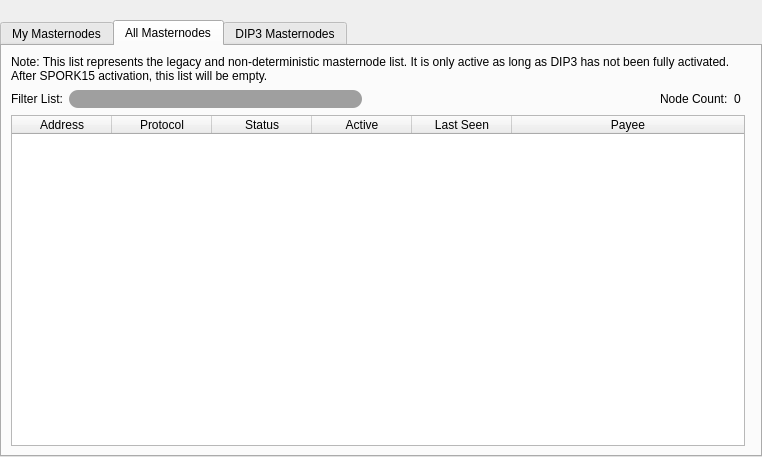
The window that src/qt/forms/masternodelist.ui (CryptoMx/PAC) describes before a commit, drawn with Qt 5.
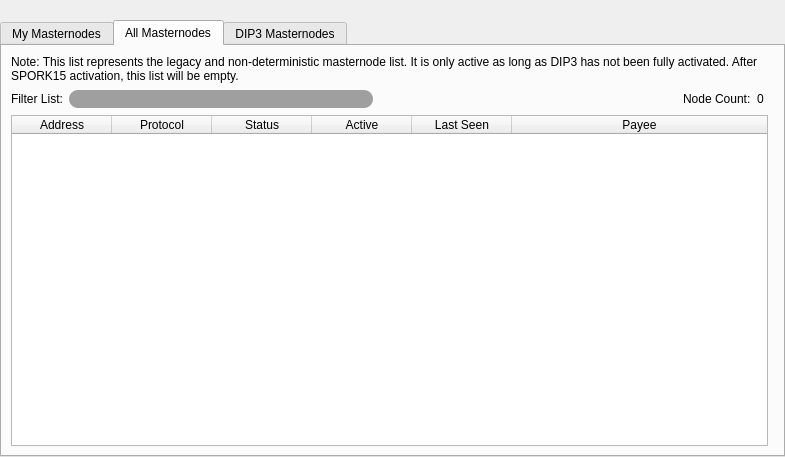
The same window after the commit.

Commit message:
focus on Mac Os hidden, cout purged, tab send coins now dinamic
when the tab is selected it will display all the controls and menus.

Patch:
```diff
--- a/src/qt/forms/masternodelist.ui
+++ b/src/qt/forms/masternodelist.ui
@@ -6,7 +6,7 @@
    <rect>
     <x>0</x>
     <y>0</y>
-    <width>762</width>
+    <width>785</width>
     <height>457</height>
    </rect>
   </property>
@@ -286,7 +286,7 @@
             <set>QAbstractItemView::NoEditTriggers</set>
            </property>
            <property name="alternatingRowColors">
-            <bool>true</bool>
+            <bool>false</bool>
            </property>
            <property name="selectionMode">
             <enum>QAbstractItemView::NoSelection</enum>
```
The commit also changes 6 other files.
